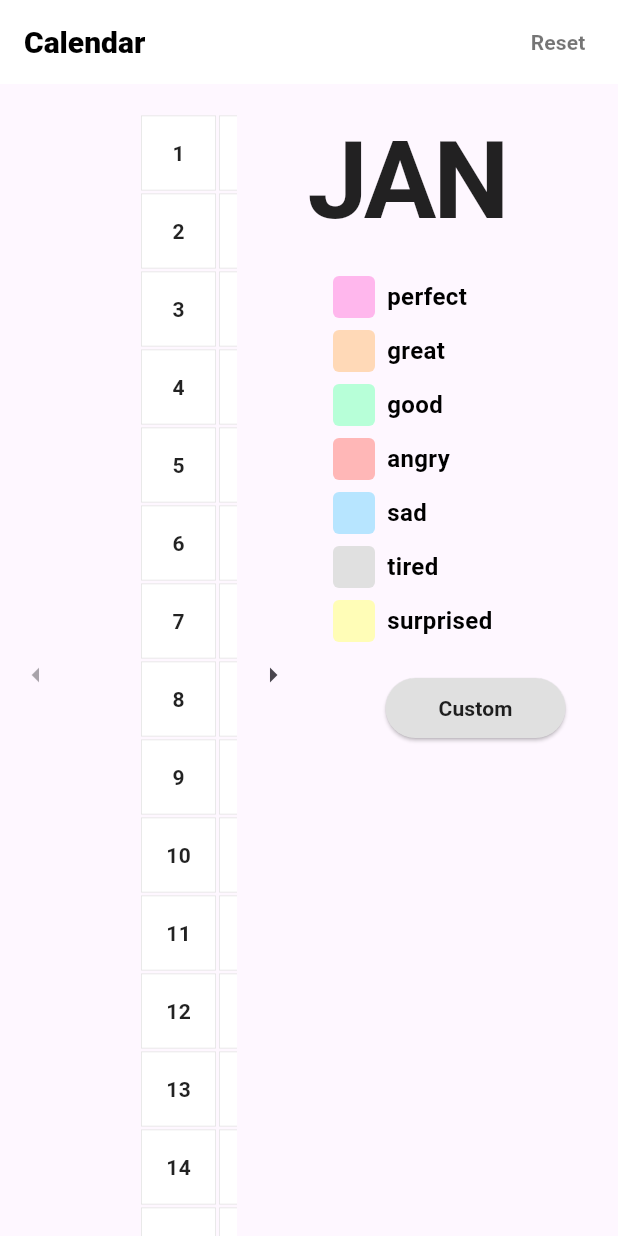
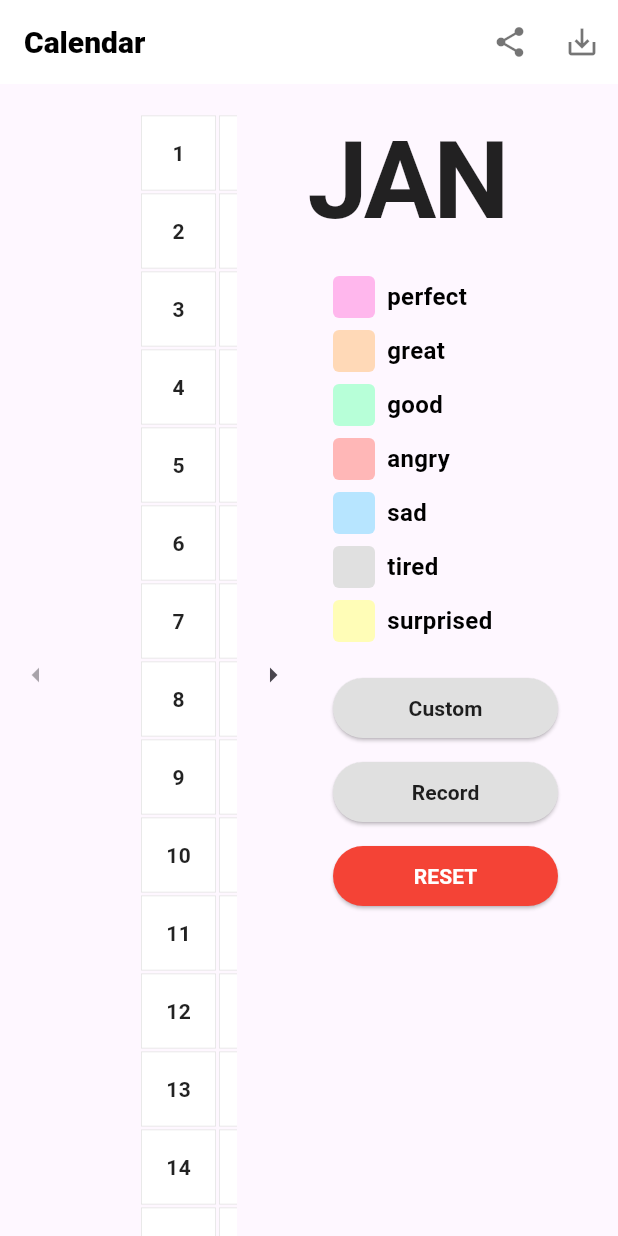
Before and after one commit to Batjimin/moodrecord, a Flutter app: the screen it shows after launch, on a phone screen of 412 x 824 dp. Run offline on Flutter 3.47's test engine with Material 3 defaults, Android fonts, the phone set to English and light mode, and no system bars; our stand-ins replace flutter_colorpicker, google_fonts.

Commit message:
필요 버튼 세팅

```diff
--- a/lib/pages/home_page.dart
+++ b/lib/pages/home_page.dart
@@ -107,22 +107,13 @@ class _MyHomePageState extends State<MyHomePage> {
         ),
       ),
       actions: [
-        Padding(
-          padding: const EdgeInsets.only(right: 8.0),
-          child: TextButton(
-            onPressed: () => showDialog(
-              context: context,
-              builder: (context) => ResetDialog(onReset: _resetAllColors),
-            ),
-            child: const Text(
-              'Reset',
-              style: TextStyle(
-                color: Colors.black54,
-                fontSize: 14,
-                fontWeight: FontWeight.w600,
-              ),
-            ),
-          ),
+        IconButton(
+          icon: const Icon(Icons.share, color: Colors.black54),
+          onPressed: () {},
+        ),
+        IconButton(
+          icon: const Icon(Icons.save_alt, color: Colors.black54),
+          onPressed: () {},
         ),
       ],
     );
@@ -188,6 +179,7 @@ class _MyHomePageState extends State<MyHomePage> {
             onMoodSelected: (color) =>
                 setState(() => selectedMoodColor = color),
             onSaveColor: _saveColor,
+            onReset: _resetAllColors,
           ),
         ],
       ),
--- a/lib/widgets/mood_selector.dart
+++ b/lib/widgets/mood_selector.dart
@@ -1,15 +1,18 @@
 import 'package:flutter/material.dart';
 import '../models/mood_color.dart';
 import '../pages/custom_color_page.dart';
+import '../widgets/reset_dialog.dart';
 
 class MoodSelector extends StatelessWidget {
   final Function(Color) onMoodSelected;
   final Function(int, int, Color) onSaveColor;
+  final Function() onReset;
 
   const MoodSelector({
     super.key,
     required this.onMoodSelected,
     required this.onSaveColor,
+    required this.onReset,
   });
 
   @override
@@ -53,11 +56,14 @@ class MoodSelector extends StatelessWidget {
             );
           }),
           const SizedBox(height: 16),
-          Center(
-            child: ElevatedButton(
+          SizedBox(
+            width: 150,
+            child: Column(
+              children: [
+                ElevatedButton(
                   style: ElevatedButton.styleFrom(
                     backgroundColor: Colors.grey[300],
-                minimumSize: const Size(120, 40),
+                    minimumSize: const Size.fromHeight(40),
                     shape: RoundedRectangleBorder(
                       borderRadius: BorderRadius.circular(20),
                     ),
@@ -78,6 +84,51 @@ class MoodSelector extends StatelessWidget {
                     ),
                   ),
                 ),
+                const SizedBox(height: 8),
+                ElevatedButton(
+                  style: ElevatedButton.styleFrom(
+                    backgroundColor: Colors.grey[300],
+                    minimumSize: const Size.fromHeight(40),
+                    shape: RoundedRectangleBorder(
+                      borderRadius: BorderRadius.circular(20),
+                    ),
+                  ),
+                  onPressed: () {
+                    // TODO: Implement record functionality
+                  },
+                  child: const Text(
+                    'Record',
+                    style: TextStyle(
+                      color: Colors.black87,
+                      fontWeight: FontWeight.w600,
+                    ),
+                  ),
+                ),
+                const SizedBox(height: 8),
+                ElevatedButton(
+                  style: ElevatedButton.styleFrom(
+                    backgroundColor: Colors.red,
+                    minimumSize: const Size.fromHeight(40),
+                    shape: RoundedRectangleBorder(
+                      borderRadius: BorderRadius.circular(20),
+                    ),
+                  ),
+                  onPressed: () {
+                    showDialog(
+                      context: context,
+                      builder: (context) => ResetDialog(onReset: onReset),
+                    );
+                  },
+                  child: const Text(
+                    'RESET',
+                    style: TextStyle(
+                      color: Colors.white,
+                      fontWeight: FontWeight.w600,
+                    ),
+                  ),
+                ),
+              ],
+            ),
           ),
         ],
       ),
--- a/pubspec.yaml
+++ b/pubspec.yaml
@@ -34,6 +34,7 @@ dependencies:
   shared_preferences: ^2.2.2
   path_provider: ^2.1.2
   flutter_colorpicker: ^1.0.3
+  share_plus: ^7.2.1
 
   # The following adds the Cupertino Icons font to your application.
   # Use with the CupertinoIcons class for iOS style icons.
```
Also changed, not shown: pubspec.lock, 5 other files. Lines whose indentation alone changed are shown as unchanged.
